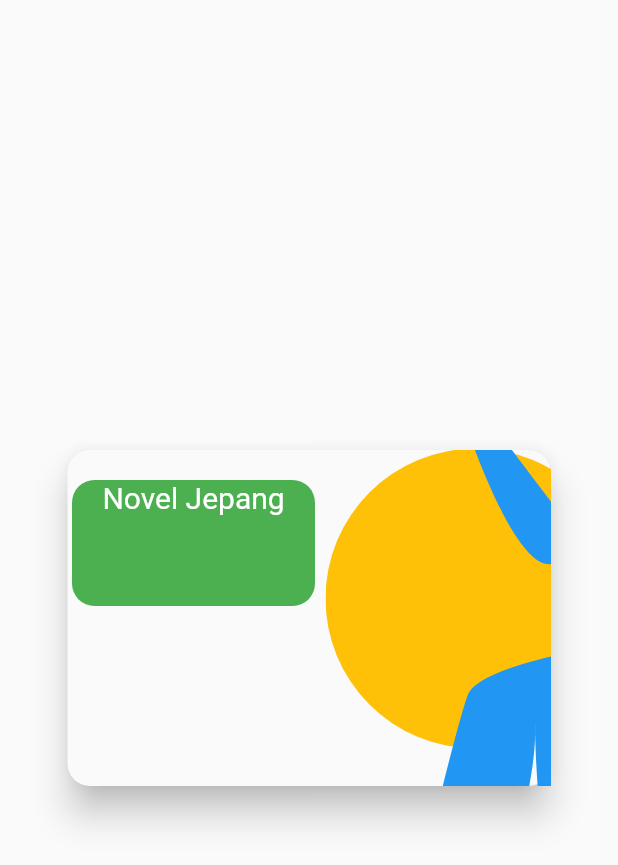
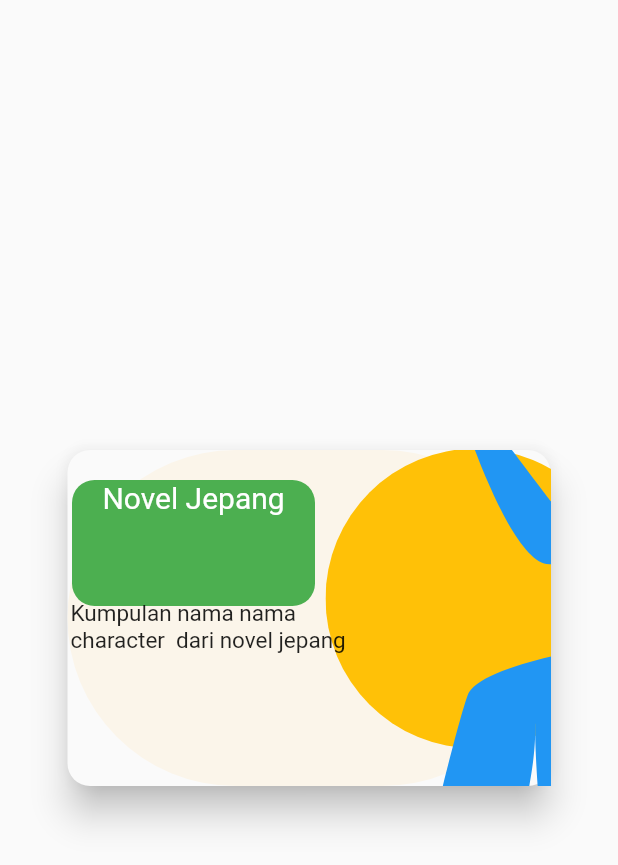
Before and after one commit to Bayu-Pasifik/Character_database_with_hive, a Flutter app: the screen it shows after launch, on a phone screen of 412 x 824 dp. Shown: the top 865 px of the screen. Run offline on Flutter 3.47's test engine with Material 2 defaults, Android fonts, the light colour scheme and no system bars; our stand-ins replace flutter_svg, get, hive; accounts and stored records are empty.

Commit message:
fix build country card dan memambahkan 2 file svg

```diff
--- a/lib/pages/main_page.dart
+++ b/lib/pages/main_page.dart
@@ -17,13 +17,13 @@ class MainPage extends StatelessWidget {
             GestureDetector(
                 onTap: () => Get.to(JapanPage()),
                 child: CountryCard(
-                  pathAsset: 'images/china.png',
                   moveFunction: () {
                     Get.to(JapanPage());
                   },
                   ballColor: Colors.amber,
                   images: 'images/people1.svg',
                   title: 'Novel Jepang',
+                  content: 'Kumpulan nama nama \ncharacter  dari novel jepang',
                 )),
           ],
         ),
--- a/lib/ui/country_card.dart
+++ b/lib/ui/country_card.dart
@@ -2,20 +2,19 @@ import 'package:flutter/material.dart';
 import 'package:flutter_svg/flutter_svg.dart';
 
 class CountryCard extends StatelessWidget {
-  final String pathAsset;
   final Function moveFunction;
   final String images;
   final Color ballColor;
   final String title;
-  //final String content;
-  const CountryCard({
-    Key? key,
-    required this.pathAsset,
-    required this.moveFunction,
-    required this.images,
-    required this.ballColor,
-    required this.title,
-  }) : super(key: key);
+  final String content;
+  const CountryCard(
+      {Key? key,
+      required this.moveFunction,
+      required this.images,
+      required this.ballColor,
+      required this.title,
+      required this.content})
+      : super(key: key);
 
   @override
   Widget build(BuildContext context) {
@@ -30,7 +29,8 @@ class CountryCard extends StatelessWidget {
           width: MediaQuery.of(context).size.width - 90,
           height: MediaQuery.of(context).size.height - 600,
           decoration: BoxDecoration(
-            borderRadius: BorderRadius.circular(15),
+            color: Color(0xfffbf5ea),
+            borderRadius: BorderRadius.circular(180),
           ),
           child: Stack(
             children: [
@@ -73,6 +73,13 @@ class CountryCard extends StatelessWidget {
                   ),
                 ),
               ),
+              Positioned(
+                  top: 100,
+                  left: 2,
+                  child: Text(
+                    content,
+                    style: TextStyle(fontSize: 15, color: Colors.black87),
+                  ))
             ],
           ),
         ),
```
Also changed, not shown: images/character 11.svg (added), images/character 5.svg (added).
